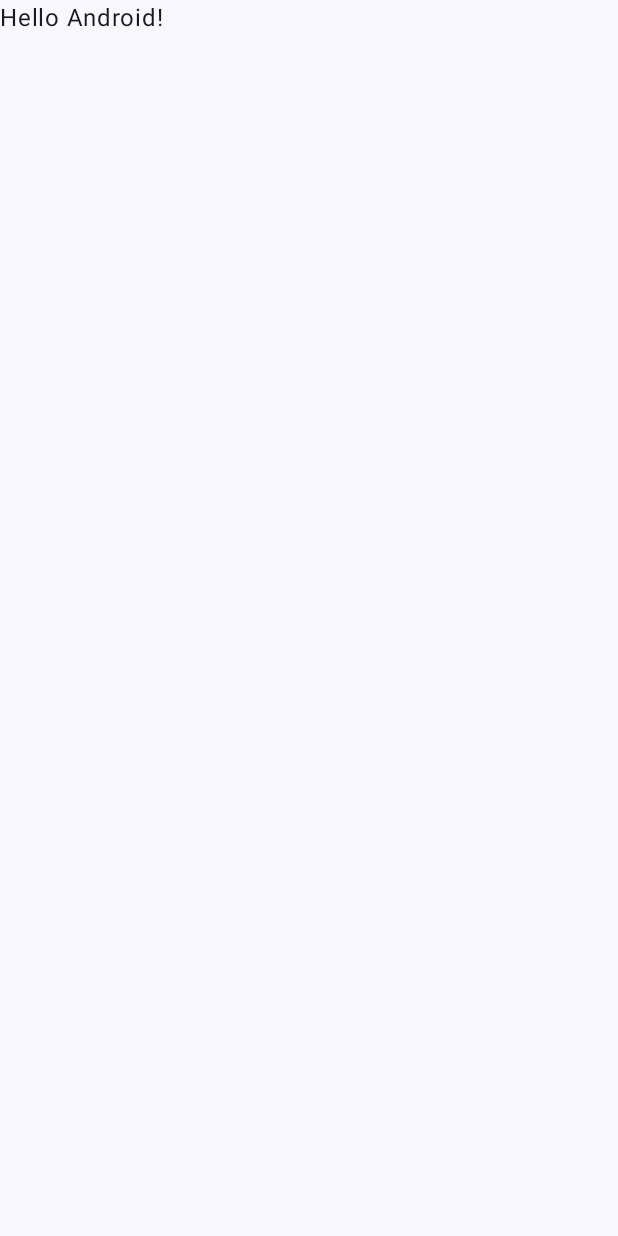
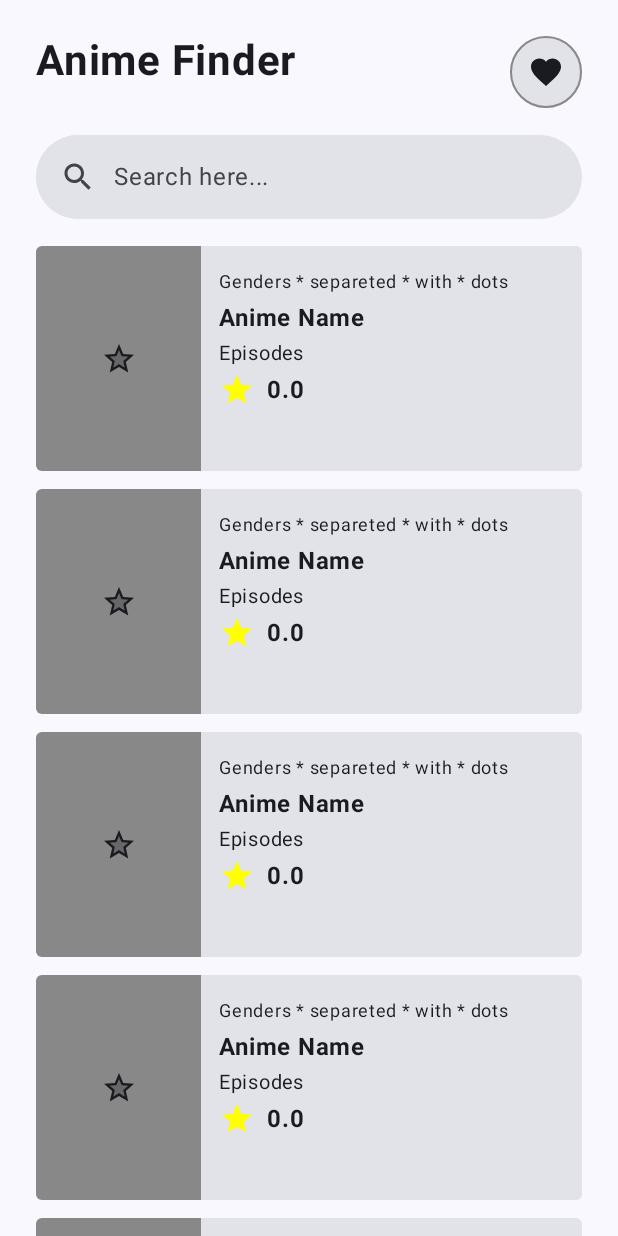
Before and after one commit to crisacm/android-learning-projects, an Android app built with Jetpack Compose: the screen it shows after launch (MainActivity), on a phone screen of 412 x 824 dp. Before the commit the screen is almost empty. Run offline under Robolectric (Android 15) with nearby library versions, the phone set to English and light mode, and no system bars.

Commit message:
feat: define basic package structure and create ListScreen

```diff
--- a/Anime Finder/anime-finder/app/src/main/AndroidManifest.xml
+++ b/Anime Finder/anime-finder/app/src/main/AndroidManifest.xml
@@ -13,7 +13,7 @@
         android:theme="@style/Theme.AnimeFinder"
         tools:targetApi="31">
         <activity
-            android:name=".MainActivity"
+            android:name=".presentation.MainActivity"
             android:exported="true"
             android:label="@string/app_name"
             android:theme="@style/Theme.AnimeFinder">
--- a/Anime Finder/anime-finder/app/src/main/java/com/github/crisacm/animefinder/MainActivity.kt
+++ b/Anime Finder/anime-finder/app/src/main/java/com/github/crisacm/animefinder/presentation/MainActivity.kt
@@ -1,4 +1,4 @@
-package com.github.crisacm.animefinder
+package com.github.crisacm.animefinder.presentation
 
 import android.os.Bundle
 import androidx.activity.ComponentActivity
@@ -7,10 +7,8 @@ import androidx.activity.enableEdgeToEdge
 import androidx.compose.foundation.layout.fillMaxSize
 import androidx.compose.foundation.layout.padding
 import androidx.compose.material3.Scaffold
-import androidx.compose.material3.Text
-import androidx.compose.runtime.Composable
 import androidx.compose.ui.Modifier
-import androidx.compose.ui.tooling.preview.Preview
+import com.github.crisacm.animefinder.presentation.screens.list.composables.ListScreen
 import com.github.crisacm.animefinder.ui.theme.AnimeFinderTheme
 
 class MainActivity : ComponentActivity() {
@@ -20,28 +18,9 @@ class MainActivity : ComponentActivity() {
         setContent {
             AnimeFinderTheme {
                 Scaffold(modifier = Modifier.fillMaxSize()) { innerPadding ->
-                    Greeting(
-                        name = "Android",
-                        modifier = Modifier.padding(innerPadding)
-                    )
+                    ListScreen(modifier = Modifier.padding(innerPadding))
                 }
             }
         }
     }
 }
-
-@Composable
-fun Greeting(name: String, modifier: Modifier = Modifier) {
-    Text(
-        text = "Hello $name!",
-        modifier = modifier
-    )
-}
-
-@Preview(showBackground = true)
-@Composable
-fun GreetingPreview() {
-    AnimeFinderTheme {
-        Greeting("Android")
-    }
-}
--- /dev/null
+++ b/Anime Finder/anime-finder/app/src/main/java/com/github/crisacm/animefinder/presentation/screens/list/composables/AnimeCard.kt
@@ -0,0 +1,61 @@
+package com.github.crisacm.animefinder.presentation.screens.list.composables
+
+import androidx.compose.foundation.background
+import androidx.compose.foundation.layout.Box
+import androidx.compose.foundation.layout.Column
+import androidx.compose.foundation.layout.Row
+import androidx.compose.foundation.layout.fillMaxHeight
+import androidx.compose.foundation.layout.fillMaxSize
+import androidx.compose.foundation.layout.fillMaxWidth
+import androidx.compose.foundation.layout.height
+import androidx.compose.foundation.layout.padding
+import androidx.compose.foundation.layout.width
+import androidx.compose.foundation.shape.RoundedCornerShape
+import androidx.compose.material.icons.Icons
+import androidx.compose.material.icons.filled.Star
+import androidx.compose.material.icons.twotone.Star
+import androidx.compose.material3.Card
+import androidx.compose.material3.Icon
+import androidx.compose.material3.Text
+import androidx.compose.runtime.Composable
+import androidx.compose.ui.Alignment
+import androidx.compose.ui.Modifier
+import androidx.compose.ui.graphics.Color
+import androidx.compose.ui.text.font.FontWeight
+import androidx.compose.ui.unit.dp
+import androidx.compose.ui.unit.sp
+
+@Composable
+fun AnimeCard() {
+    Card(
+        shape = RoundedCornerShape(4.dp),
+        modifier = Modifier
+            .fillMaxWidth()
+            .padding(start = 24.dp, top = 6.dp, end = 24.dp, bottom = 6.dp)
+    ) {
+        Row {
+            Box(
+                modifier = Modifier
+                    .width(110.dp)
+                    .height(150.dp)
+                    .background(Color.Gray),
+                contentAlignment = Alignment.Center
+            ) {
+                Icon(imageVector = Icons.TwoTone.Star, contentDescription = null)
+            }
+            Column(
+                modifier = Modifier
+                    .fillMaxSize()
+                    .padding(12.dp)
+            ) {
+                Text(text = "Genders * separeted * with * dots", fontSize = 12.sp)
+                Text(text = "Anime Name", fontWeight = FontWeight.Bold)
+                Text(text = "Episodes", fontSize = 13.sp)
+                Row(modifier = Modifier.fillMaxHeight(), verticalAlignment = Alignment.CenterVertically) {
+                    Icon(imageVector = Icons.Filled.Star, contentDescription = null, tint = Color.Yellow)
+                    Text(text = "0.0", fontWeight = FontWeight.Bold, modifier = Modifier.padding(start = 8.dp))
+                }
+            }
+        }
+    }
+}
--- /dev/null
+++ b/Anime Finder/anime-finder/app/src/main/java/com/github/crisacm/animefinder/presentation/screens/list/composables/ListView.kt
@@ -0,0 +1,107 @@
+package com.github.crisacm.animefinder.presentation.screens.list.composables
+
+import androidx.compose.foundation.BorderStroke
+import androidx.compose.foundation.layout.Box
+import androidx.compose.foundation.layout.Column
+import androidx.compose.foundation.layout.PaddingValues
+import androidx.compose.foundation.layout.Row
+import androidx.compose.foundation.layout.Spacer
+import androidx.compose.foundation.layout.fillMaxSize
+import androidx.compose.foundation.layout.fillMaxWidth
+import androidx.compose.foundation.layout.padding
+import androidx.compose.foundation.lazy.LazyColumn
+import androidx.compose.foundation.lazy.items
+import androidx.compose.foundation.shape.RoundedCornerShape
+import androidx.compose.foundation.text.KeyboardOptions
+import androidx.compose.material.icons.Icons
+import androidx.compose.material.icons.filled.Favorite
+import androidx.compose.material.icons.filled.Search
+import androidx.compose.material3.Card
+import androidx.compose.material3.ExperimentalMaterial3Api
+import androidx.compose.material3.Icon
+import androidx.compose.material3.Text
+import androidx.compose.material3.TextField
+import androidx.compose.material3.TextFieldDefaults
+import androidx.compose.runtime.Composable
+import androidx.compose.runtime.getValue
+import androidx.compose.runtime.mutableStateOf
+import androidx.compose.runtime.remember
+import androidx.compose.runtime.setValue
+import androidx.compose.ui.Alignment
+import androidx.compose.ui.Modifier
+import androidx.compose.ui.graphics.Color
+import androidx.compose.ui.text.font.FontWeight
+import androidx.compose.ui.text.input.KeyboardType
+import androidx.compose.ui.tooling.preview.Preview
+import androidx.compose.ui.unit.dp
+import androidx.compose.ui.unit.sp
+import com.github.crisacm.animefinder.ui.theme.AnimeFinderTheme
+
+
+@OptIn(ExperimentalMaterial3Api::class)
+@Composable
+fun ListScreen(modifier: Modifier) {
+    var searchBy by remember { mutableStateOf("") }
+    val numbers = remember { (0..20).toList() }
+
+    Column(modifier = modifier.fillMaxSize()) {
+        Row(
+            modifier = Modifier
+                .fillMaxWidth()
+                .padding(start = 24.dp, top = 24.dp, end = 24.dp)
+        ) {
+            Text(
+                text = "Anime Finder",
+                fontWeight = FontWeight.Bold,
+                fontSize = 28.sp
+            )
+            Spacer(modifier = Modifier.weight(1f))
+            Card(
+                shape = RoundedCornerShape(50.dp),
+                border = BorderStroke(1.dp, Color.Gray)
+            ) {
+                Icon(modifier = Modifier.padding(12.dp), imageVector = Icons.Filled.Favorite, contentDescription = null)
+            }
+        }
+        Card(
+            shape = RoundedCornerShape(100),
+            modifier = Modifier
+                .fillMaxWidth()
+                .padding(start = 24.dp, top = 18.dp, end = 24.dp)
+        ) {
+            Box(contentAlignment = Alignment.Center) {
+                TextField(
+                    colors = TextFieldDefaults.textFieldColors(
+                        disabledTextColor = Color.Transparent,
+                        focusedIndicatorColor = Color.Transparent,
+                        unfocusedIndicatorColor = Color.Transparent,
+                        disabledIndicatorColor = Color.Transparent
+                    ),
+                    value = searchBy,
+                    onValueChange = { searchBy = it },
+                    placeholder = {
+                        Row {
+                            Icon(imageVector = Icons.Filled.Search, contentDescription = null)
+                            Text(text = "Search here...", modifier = Modifier.padding(PaddingValues(start = 12.dp)))
+                        }
+                    },
+                    singleLine = true,
+                    keyboardOptions = KeyboardOptions(keyboardType = KeyboardType.Text)
+                )
+            }
+        }
+        LazyColumn(modifier = Modifier.padding(top = 12.dp)) {
+            items(numbers) {
+                AnimeCard()
+            }
+        }
+    }
+}
+
+@Preview(showBackground = true, showSystemUi = true)
+@Composable
+fun ListPreview() {
+    AnimeFinderTheme {
+        ListScreen(Modifier)
+    }
+}
```
